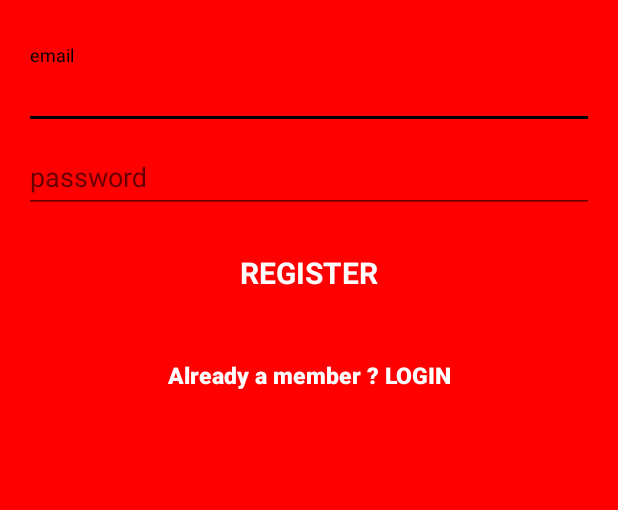
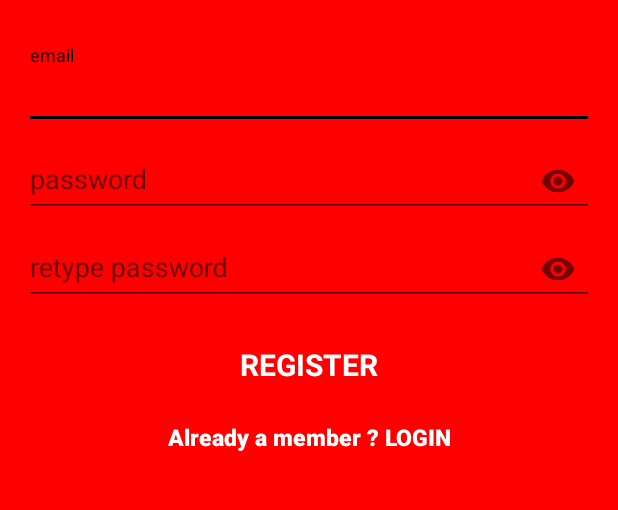
Before and after one commit to healthGuide/android-app, an Android app: the signup screen opened directly, with no data from a screen before it, on a phone screen of 412 x 824 dp, the part 258-768 px from its top. Run offline under Robolectric (Android 15) with nearby library versions, the phone set to English and light mode, and no system bars; our stand-ins replace Firebase (no records; nobody signed in at launch, a user with empty details on screens opened directly).

Commit message:
snackbar passhideshow added

```diff
--- a/app/src/main/java/rkapoors/healthguide/signup.java
+++ b/app/src/main/java/rkapoors/healthguide/signup.java
@@ -3,6 +3,8 @@ package rkapoors.healthguide;
 import android.content.Intent;
 import android.os.Bundle;
 import android.support.annotation.NonNull;
+import android.support.design.widget.CoordinatorLayout;
+import android.support.design.widget.Snackbar;
 import android.support.v7.app.AppCompatActivity;
 import android.text.TextUtils;
 import android.view.View;
@@ -19,10 +21,11 @@ import com.google.firebase.auth.FirebaseAuthUserCollisionException;
 
 public class signup extends AppCompatActivity {
 
-    private EditText inputEmail, inputPassword;
+    private EditText inputEmail, inputPassword, inputrePassword;
     private Button btnSignIn, btnSignUp;
     private ProgressBar progressBar;
     private FirebaseAuth auth;
+    private CoordinatorLayout coordinatorLayout;
 
     @Override
     protected void onCreate(Bundle savedInstanceState) {
@@ -36,7 +39,10 @@ public class signup extends AppCompatActivity {
         btnSignUp = (Button) findViewById(R.id.signup_button);
         inputEmail = (EditText) findViewById(R.id.email);
         inputPassword = (EditText) findViewById(R.id.password);
+        inputrePassword = (EditText) findViewById(R.id.repassword);
         progressBar = (ProgressBar) findViewById(R.id.progressBar);
+
+        coordinatorLayout = (CoordinatorLayout) findViewById(R.id.coordinatorLayout);
 
         btnSignIn.setOnClickListener(new View.OnClickListener() {
             @Override
@@ -52,19 +58,24 @@ public class signup extends AppCompatActivity {
 
                 String email = inputEmail.getText().toString().trim();
                 String password = inputPassword.getText().toString().trim();
+                String repass = inputrePassword.getText().toString().trim();
 
                 if (TextUtils.isEmpty(email)) {
-                    Toast.makeText(getApplicationContext(), "Enter email address!", Toast.LENGTH_SHORT).show();
+                    Snackbar.make(coordinatorLayout, "Enter email address", Snackbar.LENGTH_LONG).show();
                     return;
                 }
 
                 if (TextUtils.isEmpty(password)) {
-                    Toast.makeText(getApplicationContext(), "Enter password!", Toast.LENGTH_SHORT).show();
+                    Snackbar.make(coordinatorLayout, "Enter Password", Snackbar.LENGTH_LONG).show();
                     return;
                 }
 
                 if (password.length() < 6) {
-                    Toast.makeText(getApplicationContext(), "Password too short, enter minimum 6 characters!", Toast.LENGTH_SHORT).show();
+                    Snackbar.make(coordinatorLayout, "Password too short. Minimum 6 characters reqd.", Snackbar.LENGTH_LONG).show();
+                    return;
+                }
+                if(!password.equals(repass)){
+                    Snackbar.make(coordinatorLayout, "Passwords donot match. Try again.", Snackbar.LENGTH_LONG).show();
                     return;
                 }
 
@@ -79,13 +90,16 @@ public class signup extends AppCompatActivity {
                                 // the auth state listener will be notified and logic to handle the
                                 // signed in user can be handled in the listener.
                                 if (!task.isSuccessful()) {
-                                    Toast.makeText(signup.this, "Request failed. Try again", Toast.LENGTH_SHORT).show();
                                     if(task.getException() instanceof FirebaseAuthUserCollisionException)
                                     {
-                                        Toast.makeText(signup.this, "email already registered", Toast.LENGTH_SHORT).show();
+                                        Snackbar.make(coordinatorLayout, "User already exists", Snackbar.LENGTH_LONG).show();
+                                    }
+                                    else
+                                    {
+                                        Snackbar.make(coordinatorLayout, "Request FAILED. Try again.", Snackbar.LENGTH_LONG).show();
                                     }
                                 } else {
-                                    Toast.makeText(signup.this, "Welcome to healthGuide", Toast.LENGTH_SHORT).show();
+                                    Toast.makeText(signup.this, "WELCOME to healthGuide", Toast.LENGTH_SHORT).show();
                                     startActivity(new Intent(signup.this, MainActivity.class));
                                     finish();
                                 }
--- a/app/src/main/res/layout/activity_resetpassword.xml
+++ b/app/src/main/res/layout/activity_resetpassword.xml
@@ -2,6 +2,7 @@
 <android.support.design.widget.CoordinatorLayout
     xmlns:android="http://schemas.android.com/apk/res/android"
     xmlns:tools="http://schemas.android.com/tools"
+    android:id="@+id/coordinatorLayout"
     android:layout_width="match_parent"
     android:layout_height="match_parent"
     android:layout_gravity="center"
@@ -11,8 +12,8 @@
 
     <ProgressBar
         android:id="@+id/progressBar"
-        android:layout_width="30dp"
-        android:layout_height="30dp"
+        android:layout_width="50dp"
+        android:layout_height="50dp"
         android:visibility="gone"
         android:layout_gravity="center|bottom"
         android:layout_marginBottom="20dp"
--- a/app/src/main/res/layout/activity_signup.xml
+++ b/app/src/main/res/layout/activity_signup.xml
@@ -2,6 +2,8 @@
 <android.support.design.widget.CoordinatorLayout
     xmlns:android="http://schemas.android.com/apk/res/android"
     xmlns:tools="http://schemas.android.com/tools"
+    xmlns:app="http://schemas.android.com/apk/res-auto"
+    android:id="@+id/coordinatorLayout"
     android:layout_width="match_parent"
     android:layout_height="match_parent"
     android:fitsSystemWindows="true"
@@ -11,8 +13,8 @@
 
     <ProgressBar
         android:id="@+id/progressBar"
-        android:layout_width="30dp"
-        android:layout_height="30dp"
+        android:layout_width="50dp"
+        android:layout_height="50dp"
         android:layout_gravity="center|bottom"
         android:layout_marginBottom="20dp"
         android:visibility="gone" />
@@ -50,7 +52,8 @@
 
         <android.support.design.widget.TextInputLayout
             android:layout_width="match_parent"
-            android:layout_height="wrap_content">
+            android:layout_height="wrap_content"
+            app:passwordToggleEnabled="true">
 
             <EditText
                 android:id="@+id/password"
@@ -58,6 +61,25 @@
                 android:layout_height="wrap_content"
                 android:focusableInTouchMode="true"
                 android:hint="password"
+                android:imeActionId="@+id/login"
+                android:imeOptions="actionUnspecified"
+                android:inputType="textPassword"
+                android:maxLines="1"
+                android:textColor="#fff" />
+
+        </android.support.design.widget.TextInputLayout>
+
+        <android.support.design.widget.TextInputLayout
+            android:layout_width="match_parent"
+            android:layout_height="wrap_content"
+            app:passwordToggleEnabled="true">
+
+            <EditText
+                android:id="@+id/repassword"
+                android:layout_width="match_parent"
+                android:layout_height="wrap_content"
+                android:focusableInTouchMode="true"
+                android:hint="retype password"
                 android:imeActionId="@+id/login"
                 android:imeOptions="actionUnspecified"
                 android:inputType="textPassword"
@@ -84,7 +106,6 @@
             android:id="@+id/login_button"
             android:layout_width="fill_parent"
             android:layout_height="wrap_content"
-            android:layout_marginTop="20dip"
             android:background="@null"
             android:text="Already a member ? LOGIN"
             android:textAllCaps="false"
```
Also changed, not shown: app/build.gradle (+6 -6 lines), app/src/main/java/rkapoors/healthguide/MainActivity.java (+11 -7 lines), app/src/main/java/rkapoors/healthguide/login.java (+7 -3 lines), app/src/main/java/rkapoors/healthguide/resetpassword.java (+7 -3 lines), app/src/main/res/layout/activity_login.xml (+10 -6 lines).
